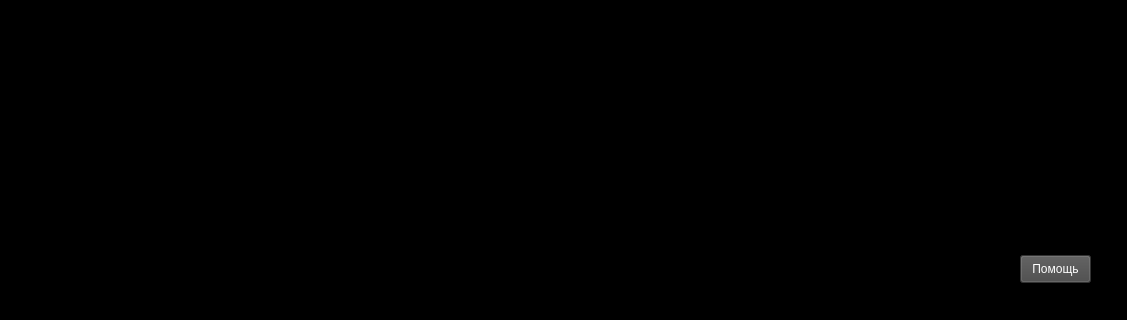
Before: the Qt Designer form FW_0.0.5.ui in redalph/firewall-simulator, drawn with Qt 5; both pictures show x 0 to 1127 and y 505 to 825 of the 1127 by 825 pixel window.
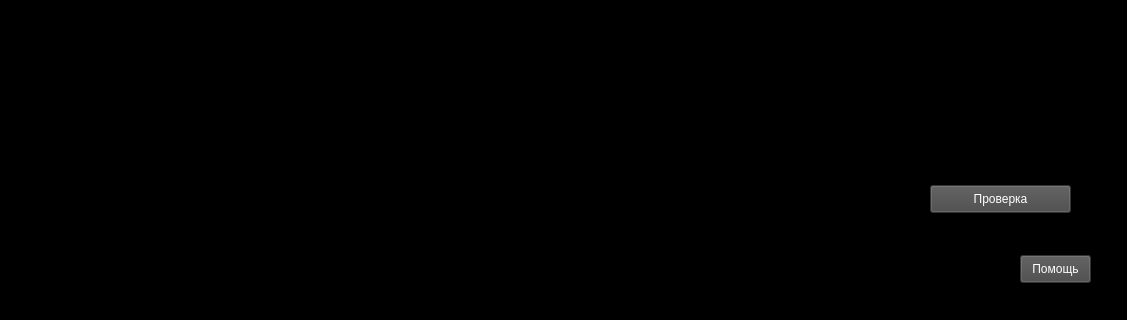
After: the same form once the commit is applied.

The edit to the form file:
```diff
--- a/FW_0.0.5.ui
+++ b/FW_0.0.5.ui
@@ -150,20 +150,6 @@
 &lt;p style=&quot;-qt-paragraph-type:empty; margin-top:0px; margin-bottom:0px; margin-left:0px; margin-right:0px; -qt-block-indent:0; text-indent:0px;&quot;&gt;&lt;br /&gt;&lt;/p&gt;&lt;/body&gt;&lt;/html&gt;</string>
      </property>
     </widget>
-    <widget class="QTextEdit" name="textEdit_2">
-     <property name="geometry">
-      <rect>
-       <x>60</x>
-       <y>690</y>
-       <width>1011</width>
-       <height>41</height>
-      </rect>
-     </property>
-     <property name="styleSheet">
-      <string notr="true">border-color: rgb(255, 255, 255);
-color: rgb(85, 255, 127);</string>
-     </property>
-    </widget>
     <widget class="QPushButton" name="pushButton">
      <property name="geometry">
       <rect>
@@ -181,6 +167,36 @@
       <string>Помощь</string>
      </property>
     </widget>
+    <widget class="QLineEdit" name="lineEdit">
+     <property name="geometry">
+      <rect>
+       <x>60</x>
+       <y>690</y>
+       <width>851</width>
+       <height>31</height>
+      </rect>
+     </property>
+     <property name="styleSheet">
+      <string notr="true">color: rgb(85, 255, 127);</string>
+     </property>
+    </widget>
+    <widget class="QPushButton" name="pushButton_2">
+     <property name="geometry">
+      <rect>
+       <x>930</x>
+       <y>690</y>
+       <width>141</width>
+       <height>28</height>
+      </rect>
+     </property>
+     <property name="styleSheet">
+      <string notr="true">color: rgb(255, 255, 255);
+background-color: rgb(71, 71, 71);</string>
+     </property>
+     <property name="text">
+      <string>Проверка</string>
+     </property>
+    </widget>
    </widget>
   </widget>
   <widget class="QStatusBar" name="statusbar"/>
```
